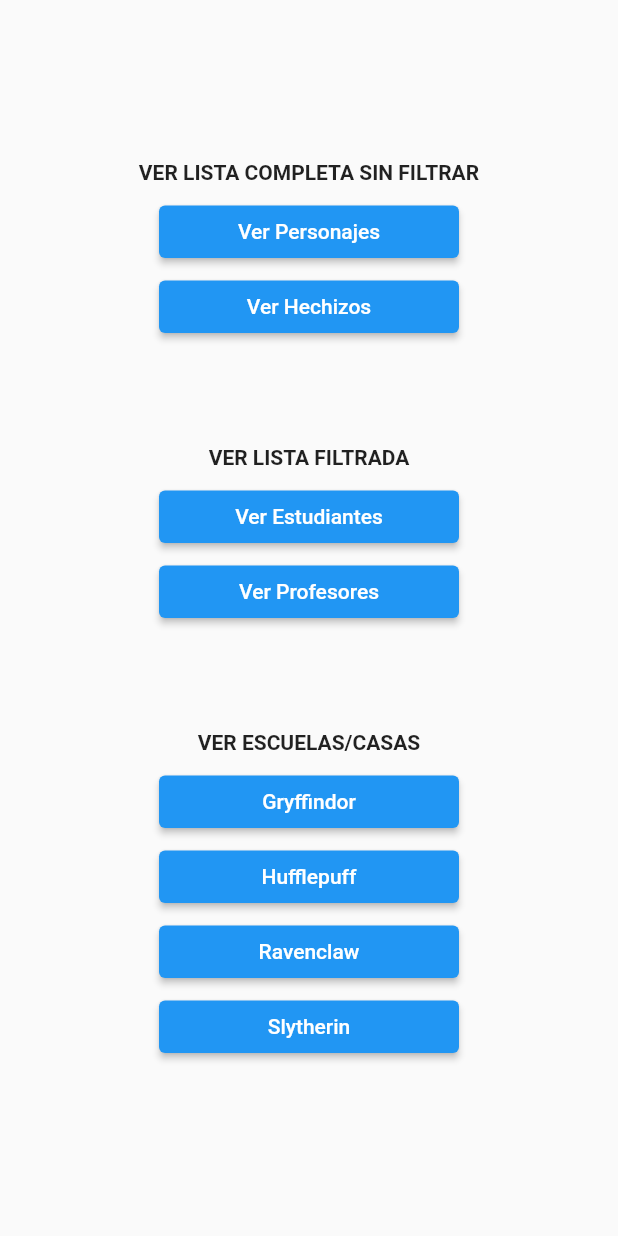
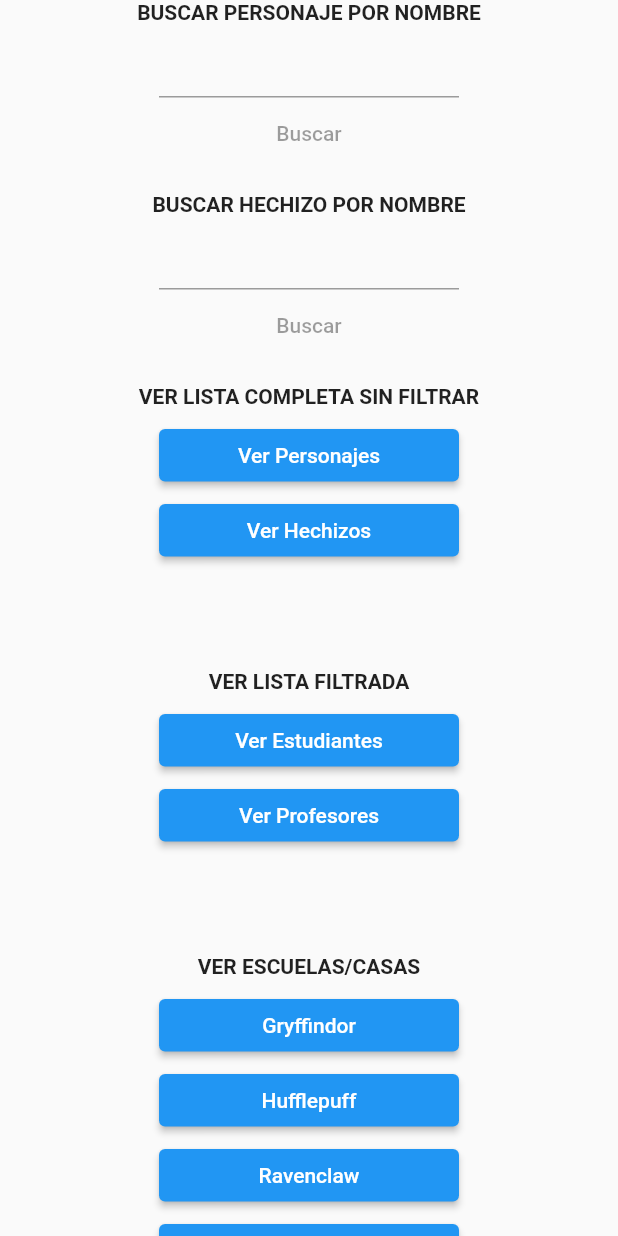
Before and after one commit to phalcobtw/proyecto_final_algara, a Flutter app: the screen it shows after launch, on a phone screen of 412 x 824 dp. Run offline on Flutter 3.47's test engine with Material 2 defaults, Android fonts, the phone set to English and light mode, and no system bars; our stand-ins replace bloc, cached_network_image, flutter_bloc, fpdart; network calls fail.

Commit message:
onpressed para buscar hechizo y personaje

```diff
--- a/lib/vistas/vista_pantallainicio.dart
+++ b/lib/vistas/vista_pantallainicio.dart
@@ -15,11 +15,19 @@ class VistaPantallaInicio extends StatefulWidget {
 
 class _VistaPantallaInicioState extends State<VistaPantallaInicio> {
   bool isButtonActive = false;
+  bool isButtonActiveHechizos = false;
   late TextEditingController controller;
+  late TextEditingController controllerHechizos;
   @override
   void initState() {
     super.initState();
     controller = TextEditingController();
+    controllerHechizos = TextEditingController();
+    controllerHechizos.addListener(() {
+      final isButtonActiveHechizos = controllerHechizos.text.isNotEmpty;
+
+      setState(() => this.isButtonActiveHechizos = isButtonActiveHechizos);
+    });
     controller.addListener(() {
       final isButtonActive = controller.text.isNotEmpty;
 
@@ -40,6 +48,30 @@ class _VistaPantallaInicioState extends State<VistaPantallaInicio> {
         child: Column(
           mainAxisAlignment: MainAxisAlignment.center,
           children: [
+            SizedBox(child: Text('BUSCAR PERSONAJE POR NOMBRE',style: const TextStyle(fontWeight: FontWeight.bold),),height: 30,),
+            Container(
+              width: 200,
+              height: 35,
+              child: TextField(controller: controller),
+            ),
+            TextButton(onPressed: isButtonActive ? (){
+              setState(() => isButtonActive = false);
+              var bloc = context.read<ClaseBloc>();
+              bloc.add(CargarPersonajeFiltrado(controller.text));
+            }:null, child: Text("Buscar")),
+            SizedBox(height: 15),
+            SizedBox(child: Text('BUSCAR HECHIZO POR NOMBRE',style: const TextStyle(fontWeight: FontWeight.bold),),height: 30,),
+            Container(
+              width: 200,
+              height: 35,
+              child: TextField(controller: controllerHechizos),
+            ),
+            TextButton(onPressed: isButtonActiveHechizos ? (){
+              setState(() => isButtonActive = false);
+              var bloc = context.read<ClaseBloc>();
+              bloc.add(CargarHechizoFiltrado(controllerHechizos.text));
+            }:null, child: Text("Buscar")),
+            SizedBox(height: 15),
             SizedBox(child: Text('VER LISTA COMPLETA SIN FILTRAR',style: const TextStyle(fontWeight: FontWeight.bold),),height: 30,),
             Container(
               width: 200,
```
